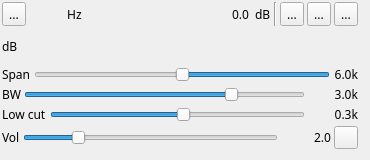
The window that plugins/channelrx/demodssb/ssbdemodgui.ui (f4exb/sdrangel) describes before a commit, drawn with Qt 5.
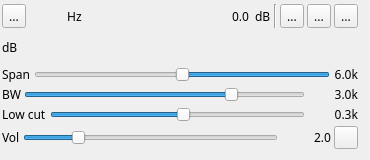
The same window after the commit. Icons and pictures are not drawn. Custom widgets are drawn as their Qt base class.

What changed in the file:
```diff
--- a/plugins/channelrx/demodssb/ssbdemodgui.ui
+++ b/plugins/channelrx/demodssb/ssbdemodgui.ui
@@ -58,6 +58,9 @@
     </property>
     <item>
      <layout class="QHBoxLayout" name="deltaFreqPowLayout">
+      <property name="topMargin">
+       <number>2</number>
+      </property>
       <item>
        <layout class="QHBoxLayout" name="deltaFrequencyLayout">
         <item>
@@ -95,7 +98,7 @@
           </property>
           <property name="font">
            <font>
-            <family>Monospace</family>
+            <family>DejaVu Sans Mono</family>
             <pointsize>12</pointsize>
            </font>
           </property>
```
Left out of the diff: 24 changed lines with no effect on the pictures.
